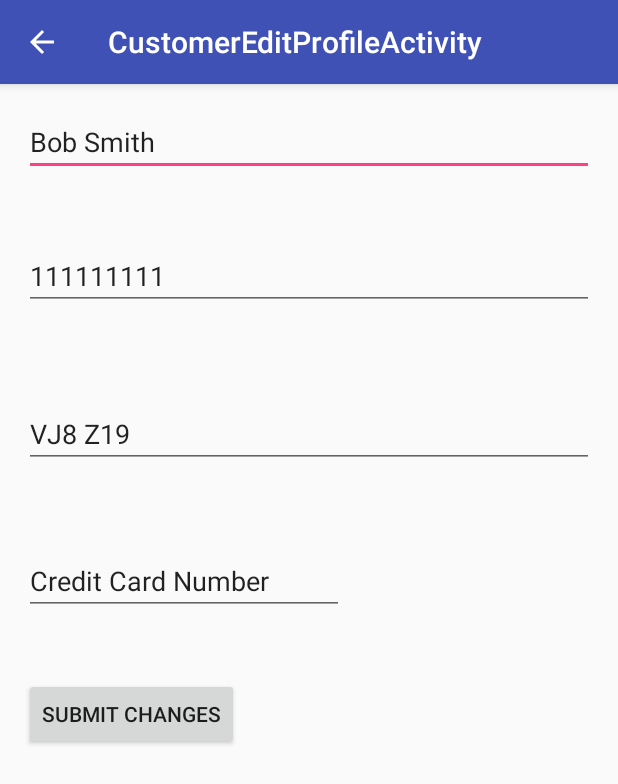
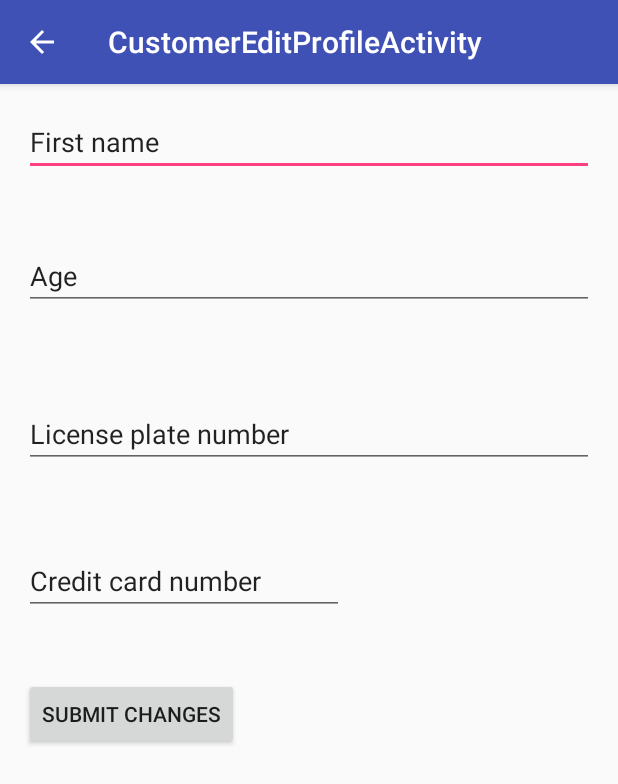
Before and after one commit to washuclub/washu, an Android app: the CustomerEditProfileActivity screen opened directly, with no data from a screen before it, on a phone screen of 412 x 824 dp. Shown: the top 784 px of the screen. Run offline under Robolectric (Android 15) with nearby library versions, the phone set to English and light mode, and no system bars.

Commit message:
Add text fields

```diff
--- a/app/src/main/java/me/cpjk/washu/CustomerEditProfileActivity.java
+++ b/app/src/main/java/me/cpjk/washu/CustomerEditProfileActivity.java
@@ -1,6 +1,7 @@
 package me.cpjk.washu;
 
 import android.content.Context;
+import android.content.Intent;
 import android.content.SharedPreferences;
 import android.os.Bundle;
 import android.support.design.widget.FloatingActionButton;
@@ -15,7 +16,7 @@ import me.cpjk.washu.R;
 
 public class CustomerEditProfileActivity extends AppCompatActivity {
     private String name;
-    private int age;
+    private String age;
     private String ccNumber;
     private String licensePlateNumber;
 
@@ -27,18 +28,18 @@ public class CustomerEditProfileActivity extends AppCompatActivity {
         setSupportActionBar(toolbar);
 
         SharedPreferences sharedPrefs = this.getSharedPreferences(getString(R.string.profile_file_name), Context.MODE_PRIVATE);
-        name = sharedPrefs.getString(this.getString(R.string.user_profile_name), "Bob Smith");
-        age = sharedPrefs.getInt(this.getString(R.string.user_profile_age), 20);
-        ccNumber = sharedPrefs.getString(this.getString(R.string.user_profile_cc), "111111111");
-        licensePlateNumber = sharedPrefs.getString(this.getString(R.string.user_profile_license), "VJ8 Z19");
+        name = sharedPrefs.getString(this.getString(R.string.user_profile_name), "First name");
+        age = sharedPrefs.getString(this.getString(R.string.user_profile_age), "Age");
+        ccNumber = sharedPrefs.getString(this.getString(R.string.user_profile_cc), "Credit card number");
+        licensePlateNumber = sharedPrefs.getString(this.getString(R.string.user_profile_license), "License plate number");
 
         EditText nameField = (EditText) findViewById(R.id.profileNameInput);
         EditText ageField = (EditText) findViewById(R.id.profileAgeInput);
-        EditText ccField = (EditText) findViewById(R.id.profileAgeInput);
+        EditText ccField = (EditText) findViewById(R.id.profileCreditCardInput);
         EditText licenseField = (EditText) findViewById(R.id.profileLicensePlateInput);
 
         nameField.setText(name);
-        ageField.setText(Integer.toString(age));
+        ageField.setText(age);
         ccField.setText(ccNumber);
         licenseField.setText(licensePlateNumber);
 
@@ -46,9 +47,27 @@ public class CustomerEditProfileActivity extends AppCompatActivity {
     }
 
     public void submitProfileChanges(View view) {
-        Context context = this;
-        SharedPreferences sharedPrefs = context.getSharedPreferences(getString(R.string.profile_file_name), Context.MODE_PRIVATE);
-        // grab the info and save it
+        SharedPreferences sharedPrefs = this.getSharedPreferences(getString(R.string.profile_file_name), Context.MODE_PRIVATE);
+        SharedPreferences.Editor editor = sharedPrefs.edit();
 
+        EditText nameField = (EditText) findViewById(R.id.profileNameInput);
+        EditText ageField = (EditText) findViewById(R.id.profileAgeInput);
+        EditText ccField = (EditText) findViewById(R.id.profileCreditCardInput);
+        EditText licenseField = (EditText) findViewById(R.id.profileLicensePlateInput);
+
+        name = nameField.getText().toString();
+        age = ageField.getText().toString();
+        ccNumber = ccField.getText().toString();
+        licensePlateNumber = licenseField.getText().toString();
+
+        editor.putString(this.getString(R.string.user_profile_name), name);
+        editor.putString(this.getString(R.string.user_profile_age), age);
+        editor.putString(this.getString(R.string.user_profile_cc), ccNumber);
+        editor.putString(this.getString(R.string.user_profile_license), licensePlateNumber);
+        editor.commit();
+
+        Intent resultData = new Intent();
+        setResult(CustomerEditProfileActivity.RESULT_OK, resultData);
+        finish();
     }
 }
--- a/app/src/main/res/layout/content_customer_edit_profile.xml
+++ b/app/src/main/res/layout/content_customer_edit_profile.xml
@@ -30,6 +30,7 @@
                 android:ems="10"
                 android:id="@+id/profileNameInput"
                 android:layout_weight="1" />
+
         </LinearLayout>
 
         <LinearLayout
@@ -85,7 +86,8 @@
                 android:layout_width="wrap_content"
                 android:layout_height="wrap_content"
                 android:text="Submit Changes"
-                android:id="@+id/profileSubmitChangesButton" />
+                android:id="@+id/profileSubmitChangesButton"
+                android:onClick="submitProfileChanges" />
         </LinearLayout>
 
     </LinearLayout>
```
Also changed, not shown: app/src/main/java/me/cpjk/washu/CustomerActivity.java (+10 -0 lines).
